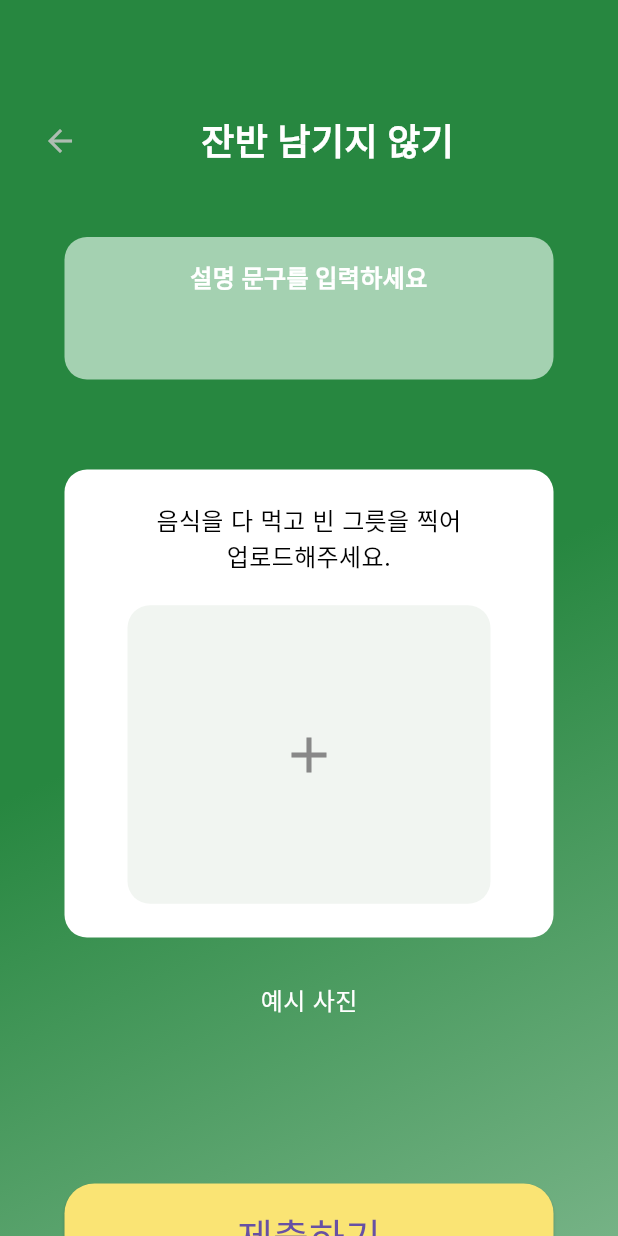
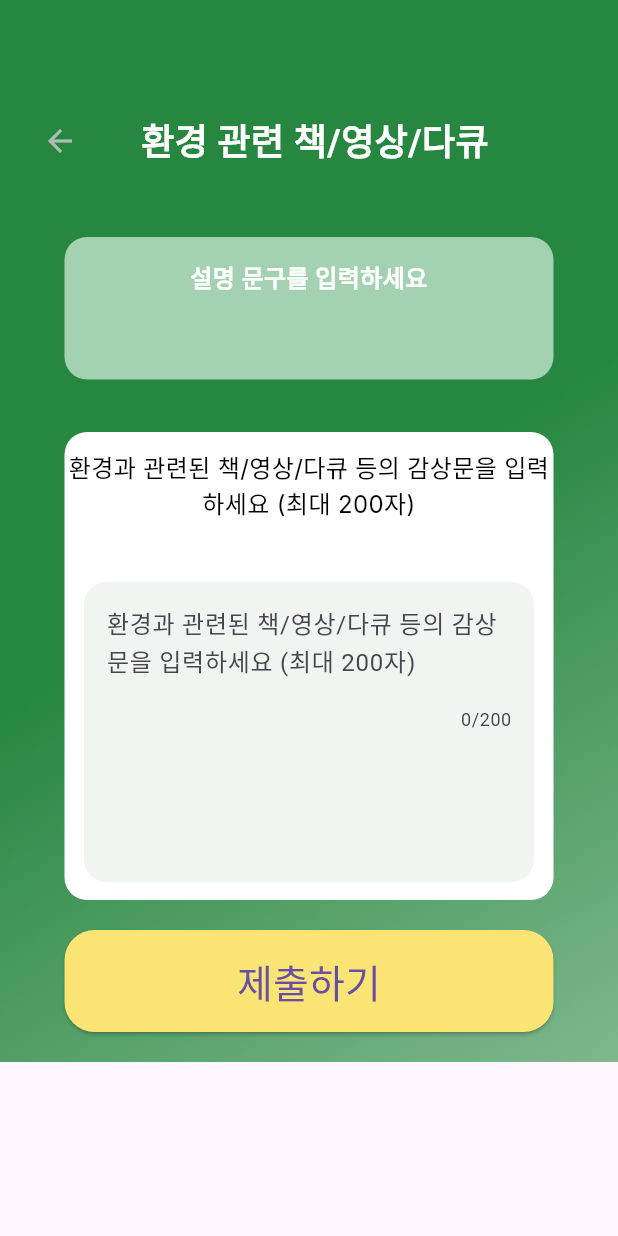
Before and after one commit to CLIP-CLImate-Protection/CLIP, a Flutter app: the QuestMainPage screen opened by its route, after a tap on "잔반 남기지 않기", on a phone screen of 412 x 824 dp. Run offline on Flutter 3.47's test engine with Material 3 defaults, Android fonts, the phone set to English and light mode, and no system bars; our stand-ins replace cloud_firestore, firebase_auth, firebase_core, flutter_svg, font_awesome_flutter, get and 2 more; missing offline and left inert: dart:html; accounts and stored records are empty; generated files the repository leaves out were written again; Roboto replaces fonts that are missing (Inter, Istok Web, NotoSansKR).

Commit message:
REFACTOR: devide textquest.dart into controller and view

```diff
--- a/lib/pages/quest/view/component/quest_component.dart
+++ b/lib/pages/quest/view/component/quest_component.dart
@@ -3,10 +3,11 @@ import 'package:flutter_svg/svg.dart';
 import 'package:font_awesome_flutter/font_awesome_flutter.dart';
 import 'package:frontend/fastAPI/models/Quest.dart';
 import 'package:frontend/pages/quest/controller/quest_controller.dart';
+import 'package:frontend/pages/questdetails/view/imagequest.dart';
 import 'package:get/get.dart';
 
 import '../../../../common/common.dart';
-import '../../../questdetails/imagequest/view/imagequest.dart';
+import '../../../questdetails/view/textquest.dart';
 
 class QuestComponent extends StatelessWidget {
   final Quest model;
@@ -20,7 +21,7 @@ class QuestComponent extends StatelessWidget {
 
     return InkWell(
         onTap: () async {
-          Get.to(() => UploadImagePage());
+          Get.to(() => UploadTextPage());
         },
         child: SizedBox(
           width: 341,
--- a/lib/pages/questdetails/imagequest/view/component/imagequest_component.dart
+++ /dev/null
@@ -1,99 +0,0 @@
-import 'package:flutter/material.dart';
-
-
-
-Widget CommentBox(){
-  return Container(
-    width: 326,
-    height: 95,
-    padding: const EdgeInsets.all(15),
-    decoration: BoxDecoration(
-      color: const Color(0xFFA4D1B1),
-      borderRadius: BorderRadius.circular(15),
-    ),
-    child: const Text(
-      '설명 문구를 입력하세요',
-      textAlign: TextAlign.center, // 설명 문구 가운데 정렬
-      style: TextStyle(
-        fontFamily: 'Istok Web',
-        fontSize: 16,
-        fontWeight: FontWeight.bold,
-        color: Colors.white,
-      ),
-    ),
-  );
-}
-
-Widget UploadBox(_getImage, _image){
-  return GestureDetector(
-    onTap: _getImage,
-    child: Container(
-      width: 326,
-      height: 312,
-      margin: const EdgeInsets.only(top: 30), // 설명문구 네모칸 아래에 30만큼의 여백 추가
-      decoration: BoxDecoration(
-        color: Colors.white, // 흰색 배경
-        borderRadius: BorderRadius.circular(15), // 네 모서리 라운드 처리
-      ),
-      child: Column(
-        mainAxisAlignment: MainAxisAlignment.center,
-        children: [
-          const Text(
-            '음식을 다 먹고 빈 그릇을 찍어\n업로드해주세요.',
-            textAlign: TextAlign.center,
-            style: TextStyle(
-              fontFamily: 'Inter',
-              fontSize: 16,
-              fontWeight: FontWeight.w400, // Regular
-              color: Colors.black, // 텍스트 색상 변경
-            ),
-          ),
-          const SizedBox(height: 20),
-          _image == null
-              ? Container(
-            width: 242,
-            height: 199,
-            decoration: BoxDecoration(
-              color: const Color(0xFFF1F5F1),
-              borderRadius: BorderRadius.circular(15),
-            ),
-            child: const Center(
-              child: Icon(
-                Icons.add,
-                size: 40,
-                color: Color(0xFF888888),
-              ),
-            ),
-          )
-              : Image.file(_image!),
-        ],
-      ),
-    ),
-  );
-}
-
-Widget SubmitButton() {
-  return SizedBox(
-    width: 326,
-    height: 68,
-    child: ElevatedButton(
-      onPressed: () {
-        // 제출하기 버튼 누를 때 수행할 동작 추가
-      },
-      style: ElevatedButton.styleFrom(
-        primary: const Color(0xFFFAE474), // 버튼 배경색
-        shape: RoundedRectangleBorder(
-          borderRadius: BorderRadius.circular(20), // 버튼을 라운드 처리
-        ),
-      ),
-      child: const Text(
-        '제출하기',
-        style: TextStyle(
-          fontFamily: 'Work Sans', // 글자체
-          fontSize: 26, // 글자 크기
-          fontWeight: FontWeight.w500, // Medium 처리
-        ),
-      ),
-    ),
-  );
-}
--- /dev/null
+++ b/lib/pages/questdetails/view/component/imagequest_component.dart
@@ -0,0 +1,148 @@
+import 'package:flutter/material.dart';
+import 'package:get/get.dart';
+
+Widget TitleBox(String title){
+  return Row(
+    children: [
+      IconButton(
+        icon: const Icon(Icons.arrow_back, color: Color(0xFFAEBDB2)),
+        onPressed: () {
+          Get.back();
+        },
+      ),
+      const SizedBox(width: 30), // 화살표와 '환경 관련 책/영상/다큐' 사이 간격 조정
+      Text(
+        title,
+        style: const TextStyle(
+          fontFamily: 'Istok Web',
+          fontSize: 24,
+          fontWeight: FontWeight.bold,
+          color: Colors.white,
+        ),
+      ),
+    ],
+  );
+}
+
+Widget CommentBox(){
+  return Container(
+    width: 326,
+    height: 95,
+    padding: const EdgeInsets.all(15),
+    decoration: BoxDecoration(
+      color: const Color(0xFFA4D1B1),
+      borderRadius: BorderRadius.circular(15),
+    ),
+    child: const Text(
+      '설명 문구를 입력하세요',
+      textAlign: TextAlign.center, // 설명 문구 가운데 정렬
+      style: TextStyle(
+        fontFamily: 'Istok Web',
+        fontSize: 16,
+        fontWeight: FontWeight.bold,
+        color: Colors.white,
+      ),
+    ),
+  );
+}
+
+Widget UploadBox(_getImage, _image, String comment, String option, controller){
+  return GestureDetector(
+    onTap: _getImage,
+    child: Container(
+      width: 326,
+      height: 312,
+      margin: const EdgeInsets.only(top: 30), // 설명문구 네모칸 아래에 30만큼의 여백 추가
+      decoration: BoxDecoration(
+        color: Colors.white, // 흰색 배경
+        borderRadius: BorderRadius.circular(15), // 네 모서리 라운드 처리
+      ),
+      child: Column(
+        mainAxisAlignment: MainAxisAlignment.center,
+        children: [
+          Text(
+            comment,
+            textAlign: TextAlign.center,
+            style: const TextStyle(
+              fontFamily: 'Inter',
+              fontSize: 16,
+              fontWeight: FontWeight.w400, // Regular
+              color: Colors.black, // 텍스트 색상 변경
+            ),
+          ),
+          const SizedBox(height: 20),
+          option == 'image' ?
+            _image == null
+                ? Container(
+              width: 242,
+              height: 199,
+              decoration: BoxDecoration(
+                color: const Color(0xFFF1F5F1),
+                borderRadius: BorderRadius.circular(15),
+              ),
+              child: const Center(
+                child: Icon(
+                  Icons.add,
+                  size: 40,
+                  color: Color(0xFF888888),
+                ),
+              ),
+            )
+                : Image.file(_image!)
+
+          : Column(
+            mainAxisAlignment: MainAxisAlignment.center,
+            children: [
+              const SizedBox(height: 20),
+              Container(
+                width: 300,
+                height: 200,
+                decoration: BoxDecoration(
+                  color: const Color(0xFFF1F5F1), // 회색 배경
+                  borderRadius: BorderRadius.circular(15),
+                ),
+                child: TextField(
+                  controller: controller,
+                  maxLength: 200,
+                  maxLines: null,
+                  decoration: const InputDecoration(
+                    hintText:
+                    '환경과 관련된 책/영상/다큐 등의 감상문을 입력하세요 (최대 200자)',
+                    contentPadding: EdgeInsets.all(15),
+                    border: InputBorder.none,
+                  ),
+                ),
+              ),
+            ],
+          )
+        ],
+      ),
+    ),
+  );
+}
+
+Widget SubmitButton() {
+  return SizedBox(
+    width: 326,
+    height: 68,
+    child: ElevatedButton(
+      onPressed: () {
+        // 제출하기 버튼 누를 때 수행할 동작 추가
+      },
+      style: ElevatedButton.styleFrom(
+        primary: const Color(0xFFFAE474), // 버튼 배경색
+        shape: RoundedRectangleBorder(
+          borderRadius: BorderRadius.circular(20), // 버튼을 라운드 처리
+        ),
+      ),
+      child: const Text(
+        '제출하기',
+        style: TextStyle(
+          fontFamily: 'Work Sans', // 글자체
+          fontSize: 26, // 글자 크기
+          fontWeight: FontWeight.w500, // Medium 처리
+        ),
+      ),
+    ),
+  );
+}
--- a/lib/pages/questdetails/imagequest/view/imagequest.dart
+++ b/lib/pages/questdetails/view/imagequest.dart
@@ -1,11 +1,9 @@
 import 'dart:io';
 import 'package:get/get.dart';
 import 'package:flutter/material.dart';
-import 'package:frontend/pages/questdetails/imagequest/view/component/imagequest_component.dart';
 import 'package:image_picker/image_picker.dart';
-
-import '../../../quest/view/quest_main_view_page.dart';
-import '../controller/imagequest_controller.dart';
+import '../controller/questdetails_controller.dart';
+import 'component/imagequest_component.dart';
 
 void main() {
   runApp(MyApp());
@@ -30,6 +28,7 @@ class UploadImagePage extends StatefulWidget {
 
 class _UploadImagePageState extends State<UploadImagePage> {
   File? _image;
+  TextEditingController _nullController = TextEditingController(); //사용하지 않는 컨트롤런
 
   Future<void> _getImage() async {
     final pickedFile =
@@ -61,32 +60,13 @@ class _UploadImagePageState extends State<UploadImagePage> {
             crossAxisAlignment: CrossAxisAlignment.center,
             children: [
               const SizedBox(height: 50),
-              Row(
-                children: [
-                  IconButton(
-                    icon: const Icon(Icons.arrow_back, color: Color(0xFFAEBDB2)),
-                    onPressed: () {
-                      Get.back();
-                    },
-                  ),
-                  const SizedBox(width: 70), // 화살표와 '잔반 남기지 않기' 사이 간격 조정
-                  const Text(
-                    '잔반 남기지 않기',
-                    style: TextStyle(
-                      fontFamily: 'Istok Web',
-                      fontSize: 24,
-                      fontWeight: FontWeight.bold,
-                      color: Colors.white,
-                    ),
-                  ),
-                ],
-              ),
+              TitleBox('잔반 남기지 않기'),
               const SizedBox(height: 40),
               CommentBox(),
               const SizedBox(height: 30), // 추가된 네모칸과의 간격 조정
-              UploadBox(_getImage, _image),
+              UploadBox(_getImage, _image, '음식을 다 먹고 빈 그릇을 찍어\n업로드해주세요.', 'image', _nullController),
               const SizedBox(height: 30),
-              ExImageViewer(),
+              const ExImageViewer(),
               const SizedBox(height: 100),
               // 제출하기 버튼 추가
               SubmitButton()
--- /dev/null
+++ b/lib/pages/questdetails/view/textquest.dart
@@ -0,0 +1,82 @@
+import 'dart:io';
+
+import 'package:flutter/material.dart';
+import 'package:image_picker/image_picker.dart';
+
+import 'component/imagequest_component.dart';
+
+void main() {
+  runApp(MyApp());
+}
+
+class MyApp extends StatelessWidget {
+  @override
+  Widget build(BuildContext context) {
+    return MaterialApp(
+      debugShowCheckedModeBanner: false, // 디버그 라벨 숨기기
+      home: Scaffold(
+        body: UploadTextPage(),
+      ),
+    );
+  }
+}
+
+class UploadTextPage extends StatefulWidget {
+  @override
+  _UploadTextPageState createState() => _UploadTextPageState();
+}
+
+class _UploadTextPageState extends State<UploadTextPage> {
+  File? _image;
+  TextEditingController _descriptionController = TextEditingController();
+
+  Future<void> _getImage() async {
+    final pickedFile =
+    await ImagePicker().getImage(source: ImageSource.gallery);
+
+    if (pickedFile != null) {
+      setState(() {
+        _image = File(pickedFile.path);
+      });
+    }
+  }
+
+  @override
+  void dispose() {
+    _descriptionController.dispose();
+    super.dispose();
+  }
+
+  @override
+  Widget build(BuildContext context) {
+    return Scaffold(
+      body: SingleChildScrollView(
+        child: Container(
+          width: double.infinity,
+          decoration: const BoxDecoration(
+            gradient: LinearGradient(
+              begin: Alignment.topLeft,
+              end: Alignment.bottomRight,
+              colors: [Color(0xFF278740), Color(0xFF7EB78D)],
+              stops: [0.5, 1.0],
+            ),
+          ),
+          padding: const EdgeInsets.symmetric(horizontal: 16, vertical: 20), // 좌우 여백 추가
+          child: Column(
+            crossAxisAlignment: CrossAxisAlignment.center,
+            children: [
+              const SizedBox(height: 50),
+              TitleBox('환경 관련 책/영상/다큐'),
+              const SizedBox(height: 40),
+              CommentBox(),
+              const SizedBox(height: 5), // 추가된 네모칸과의 간격 조
+              UploadBox(_getImage, _image, '환경과 관련된 책/영상/다큐 등의 감상문을 입력하세요 (최대 200자)', 'text', _descriptionController),
+              const SizedBox(height: 20),
+              SubmitButton()
+            ],
+          ),
+        ),
+      ),
+    );
+  }
+}
```
Also changed, not shown: lib/pages/questdetails/textquest/textquest.dart (deleted, +0 -185 lines), lib/pages/questdetails/controller/questdetails_controller.dart (renamed from lib/pages/questdetails/imagequest/controller/imagequest_controller.dart).
